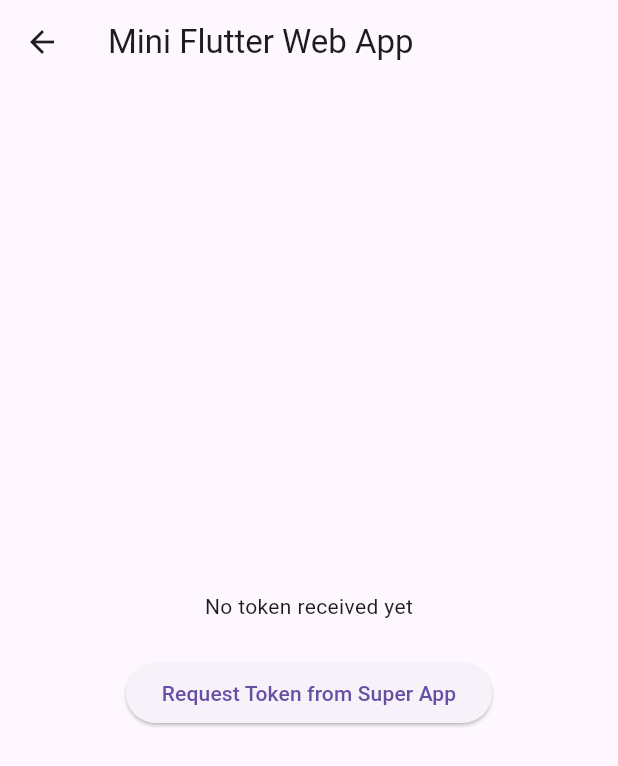
After one commit to toilathor/flutterr_mini_app, a Flutter app: the SampleApp2 screen opened directly, after a tap on "Request Token from Super App", on a phone screen of 412 x 824 dp. The commit adds this screen. Shown: the top 766 px of the screen. Run offline on Flutter 3.47's test engine with Material 3 defaults, Android fonts, the phone set to English and light mode, and no system bars; our stand-ins replace basic_utils; missing offline and left inert: dart:html, mobile_scanner; network calls fail.

Commit message:
refactor code

```diff
--- /dev/null
+++ b/lib/app/sample_app_2.dart
@@ -0,0 +1,85 @@
+// TODO: App này test truyền dữ liệu
+
+import 'dart:convert';
+import 'dart:html' as html;
+
+import 'package:flutter/material.dart';
+
+class SampleApp2 extends StatefulWidget {
+  const SampleApp2({super.key});
+
+  @override
+  State<SampleApp2> createState() => _SampleApp2State();
+}
+
+class _SampleApp2State extends State<SampleApp2> {
+  String? _receivedToken;
+  html.MessagePort? port;
+
+  @override
+  void initState() {
+    super.initState();
+
+    // Thiết lập listener riêng để cập nhật UI khi nhận token
+    html.window.onMessage.listen((event) {
+      if (event.data == "capturePort") {
+        // Nhận port từ event
+        final receivedPort = event.ports.first;
+        port = receivedPort;
+
+        // Lắng nghe tin nhắn từ Flutter Mobile (qua WebView)
+        port?.onMessage.listen((messageEvent) {
+          print('Nhận từ Flutter Mobile: ${messageEvent.data}');
+        });
+
+        // (Tuỳ chọn) Gửi phản hồi về lại Flutter Mobile
+        port?.postMessage("Mini App đã nhận port!");
+
+        try {
+          final data = jsonDecode(event.data);
+          if (data['type'] == 'AUTH_TOKEN') {
+            setState(() {
+              _receivedToken = data['token'];
+            });
+          }
+        } catch (_) {}
+      } else if (event.data is Map) {
+        if (event.data['type'] == 'AUTH_TOKEN') {
+          setState(() {
+            _receivedToken = event.data['token'];
+          });
+        }
+      }
+    });
+  }
+
+  void _requestTokenFromSuperApp() {
+    // (Tuỳ chọn) Gửi phản hồi về lại Flutter Mobile
+    port?.postMessage("Mini App đã nhận port!");
+  }
+
+  @override
+  Widget build(BuildContext context) {
+    return Scaffold(
+      appBar: AppBar(title: const Text('Mini Flutter Web App')),
+      body: Center(
+        child: Column(
+          mainAxisAlignment: MainAxisAlignment.center,
+          children: [
+            Text(
+              _receivedToken == null
+                  ? 'No token received yet'
+                  : 'Received token:\n$_receivedToken',
+              textAlign: TextAlign.center,
+            ),
+            const SizedBox(height: 24),
+            ElevatedButton(
+              onPressed: _requestTokenFromSuperApp,
+              child: const Text('Request Token from Super App'),
+            )
+          ],
+        ),
+      ),
+    );
+  }
+}
--- a/lib/main.dart
+++ b/lib/main.dart
@@ -1,91 +1,17 @@
-import 'dart:convert';
-import 'dart:html' as html;
-
 import 'package:flutter/material.dart';
-import 'package:mini_app/contract_list_screen.dart';
+import 'package:mini_app/app/sample_app_3.dart';
 
 void main() {
-  runApp(MaterialApp(home: const ContactListScreen()));
+  runApp(MyApp());
 }
 
-class MiniApp extends StatefulWidget {
-  const MiniApp({super.key});
-
-  @override
-  State<MiniApp> createState() => _MiniAppState();
-}
-
-class _MiniAppState extends State<MiniApp> {
-  String? _receivedToken;
-  html.MessagePort? port;
-
-  @override
-  void initState() {
-    super.initState();
-
-    // Thiết lập listener riêng để cập nhật UI khi nhận token
-    html.window.onMessage.listen((event) {
-      if (event.data == "capturePort") {
-        // Nhận port từ event
-        final receivedPort = event.ports.first;
-        port = receivedPort;
-
-        // Lắng nghe tin nhắn từ Flutter Mobile (qua WebView)
-        port?.onMessage.listen((messageEvent) {
-          print('Nhận từ Flutter Mobile: ${messageEvent.data}');
-        });
-
-        // (Tuỳ chọn) Gửi phản hồi về lại Flutter Mobile
-        port?.postMessage("Mini App đã nhận port!");
-
-        try {
-          final data = jsonDecode(event.data);
-          if (data['type'] == 'AUTH_TOKEN') {
-            setState(() {
-              _receivedToken = data['token'];
-            });
-          }
-        } catch (_) {}
-      } else if (event.data is Map) {
-        if (event.data['type'] == 'AUTH_TOKEN') {
-          setState(() {
-            _receivedToken = event.data['token'];
-          });
-        }
-      }
-    });
-  }
-
-  void _requestTokenFromSuperApp() {
-    // (Tuỳ chọn) Gửi phản hồi về lại Flutter Mobile
-    port?.postMessage("Mini App đã nhận port!");
-  }
+class MyApp extends StatelessWidget {
+  const MyApp({super.key});
 
   @override
   Widget build(BuildContext context) {
-    return MaterialApp(
-      title: 'Mini Flutter Web App',
-      home: Scaffold(
-        appBar: AppBar(title: const Text('Mini Flutter Web App')),
-        body: Center(
-          child: Column(
-            mainAxisAlignment: MainAxisAlignment.center,
-            children: [
-              Text(
-                _receivedToken == null
-                    ? 'No token received yet'
-                    : 'Received token:\n$_receivedToken',
-                textAlign: TextAlign.center,
-              ),
-              const SizedBox(height: 24),
-              ElevatedButton(
-                onPressed: _requestTokenFromSuperApp,
-                child: const Text('Request Token from Super App'),
-              )
-            ],
-          ),
-        ),
-      ),
-    );
+    // return MaterialApp(home: SampleApp1());
+    // return MaterialApp(home: SampleApp2());
+    return MaterialApp(home: SampleApp3());
   }
 }
--- a/pubspec.yaml
+++ b/pubspec.yaml
@@ -15,6 +15,7 @@ dependencies:
   mobile_scanner: ^6.0.10
   http: ^1.4.0
   intl: ^0.20.2
+  basic_utils: ^5.8.2
 
 
 dev_dependencies:
```
Also changed, not shown: lib/app/sample_app_1.dart (renamed from lib/scan_qr_screen.dart, +6 -4 lines), lib/app/sample_app_3.dart (renamed from lib/contract_list_screen.dart, +26 -4 lines), lib/helper.dart (added, +32 -0 lines), pubspec.lock, 2 other files.
